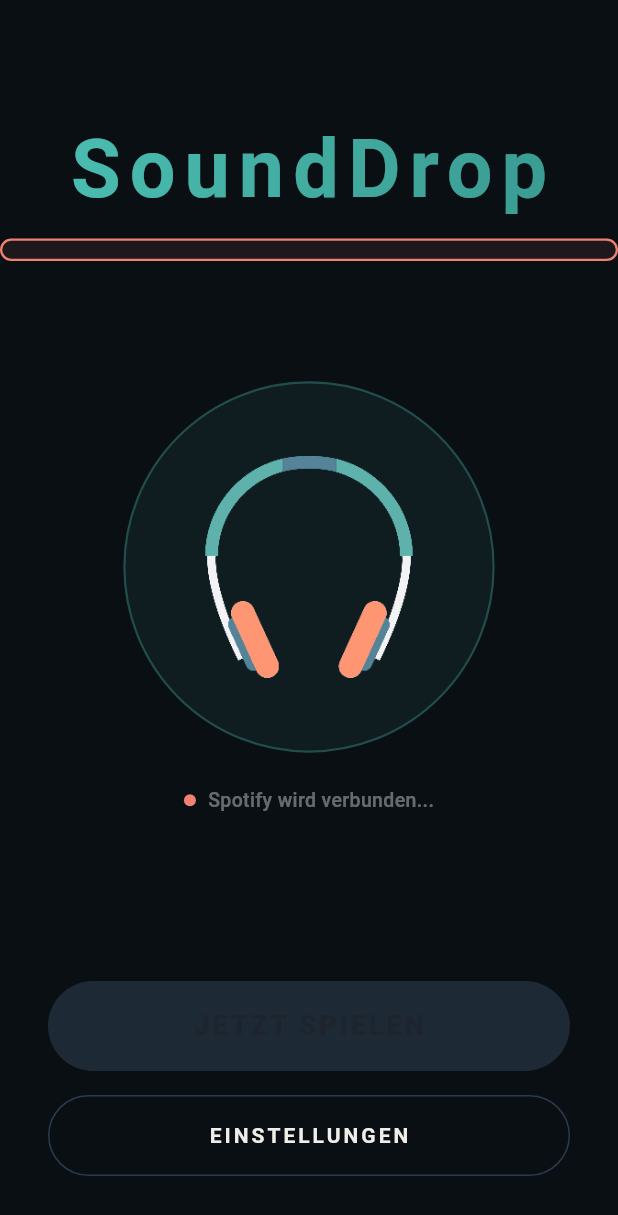
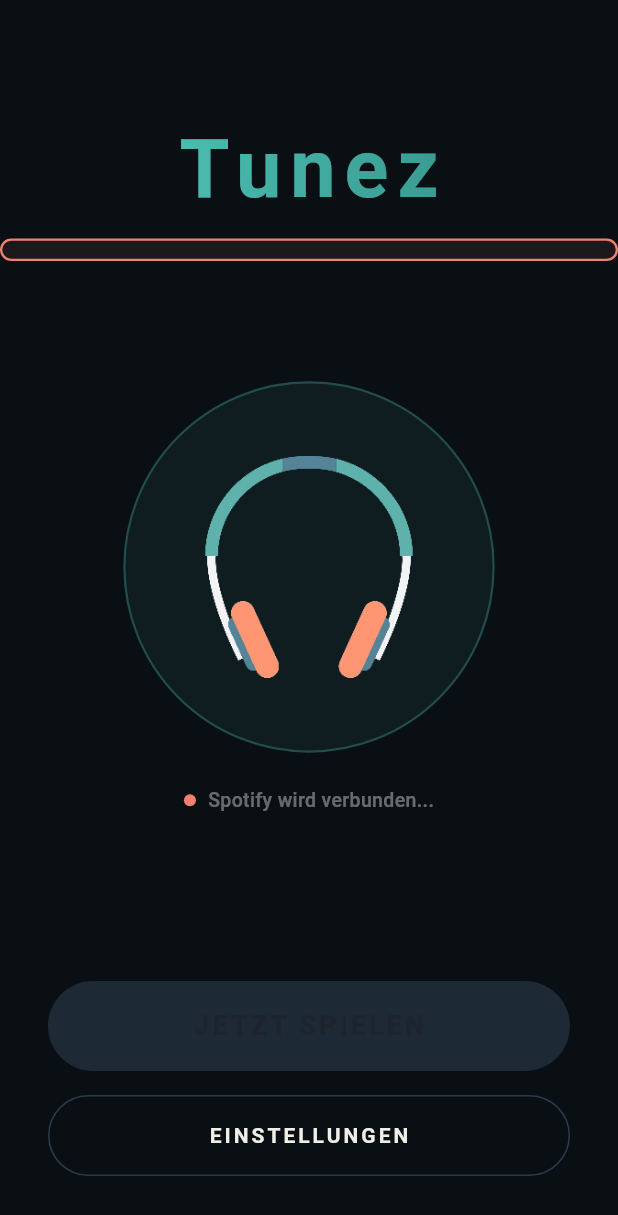
Before and after one commit to jozsefKatona/Android_App, a Flutter app: the screen it shows after launch, on a phone screen of 412 x 824 dp. Shown: the top 1215 px of the screen. Run offline on Flutter 3.47's test engine with Material 3 defaults, Android fonts, the phone set to English and light mode, and no system bars; our stand-ins replace lottie, permission_handler, shared_preferences; missing offline and left inert: mobile_scanner, spotify_sdk.

Commit message:
Update_V2

```diff
--- a/lib/screens/start_screen.dart
+++ b/lib/screens/start_screen.dart
@@ -72,7 +72,7 @@ class _StartScreenState extends State<StartScreen>
                   colors: [AppColors.colorPrimary, AppColors.colorPrimaryDark],
                 ).createShader(bounds),
                 child: const Text(
-                  'SoundDrop',
+                  'Tunez',
                   style: TextStyle(
                     fontSize: 54,
                     fontWeight: FontWeight.w700,
--- a/pubspec.yaml
+++ b/pubspec.yaml
@@ -1,4 +1,4 @@
-name: SongDrop
+name: Tunez
 description: "A new Flutter project."
 publish_to: "none"
 version: 1.0.0+1
```
